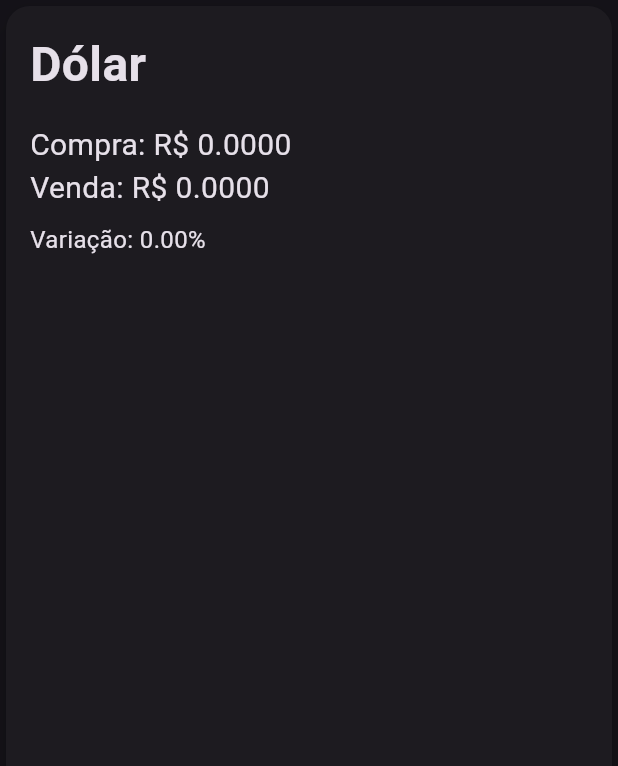
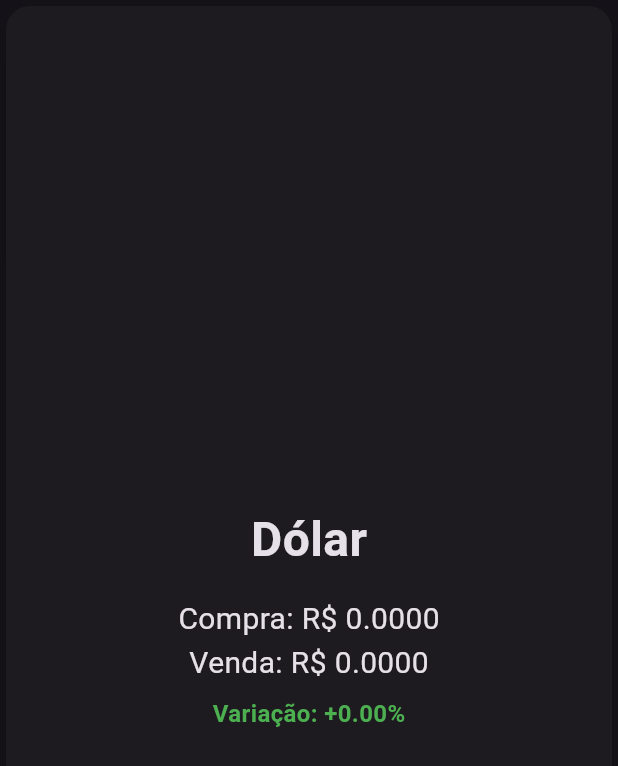
Before and after one commit to brunojamelli/app_cotacoes, a Flutter app: the DolarCard widget shown alone on an empty page, opened directly with empty values, on a phone screen of 412 x 824 dp. Shown: the top 766 px of the screen. Run offline on Flutter 3.47's test engine with Material 3 defaults, Android fonts, the phone set to English and light mode, and no system bars; network calls fail.

Commit message:
fix: mudança posicionamento informações do card do dolar e adição de lógica para melhor representar a variação

```diff
--- a/lib/widgets/dolar_card.dart
+++ b/lib/widgets/dolar_card.dart
@@ -8,6 +8,11 @@ class DolarCard extends StatelessWidget {
 
   @override
   Widget build(BuildContext context) {
+    final Color variacaoColor =
+        (dolar.variacao ?? 0) >= 0 ? Colors.green : Colors.red;
+    final String variacaoSymbol =
+        (dolar.variacao ?? 0) >= 0 ? '+' : '-';
+
     return Card(
       elevation: 10,
       shape: RoundedRectangleBorder(
@@ -17,7 +22,7 @@ class DolarCard extends StatelessWidget {
         width: double.infinity,
         padding: const EdgeInsets.all(16.0),
         child: Column(
-          crossAxisAlignment: CrossAxisAlignment.start,
+          mainAxisAlignment: MainAxisAlignment.center,
           children: [
             const Text(
               'Dólar',
@@ -41,9 +46,11 @@ class DolarCard extends StatelessWidget {
             ),
             const SizedBox(height: 8),
             Text(
-              'Variação: ${dolar.variacao?.toStringAsFixed(2) ?? 'N/A'}%',
-              style: const TextStyle(
+              'Variação: $variacaoSymbol${dolar.variacao?.toStringAsFixed(2) ?? 'N/A'}%',
+              style: TextStyle(
                 fontSize: 16,
+                color: variacaoColor,
+                fontWeight: FontWeight.bold,
               ),
             ),
           ],
```
